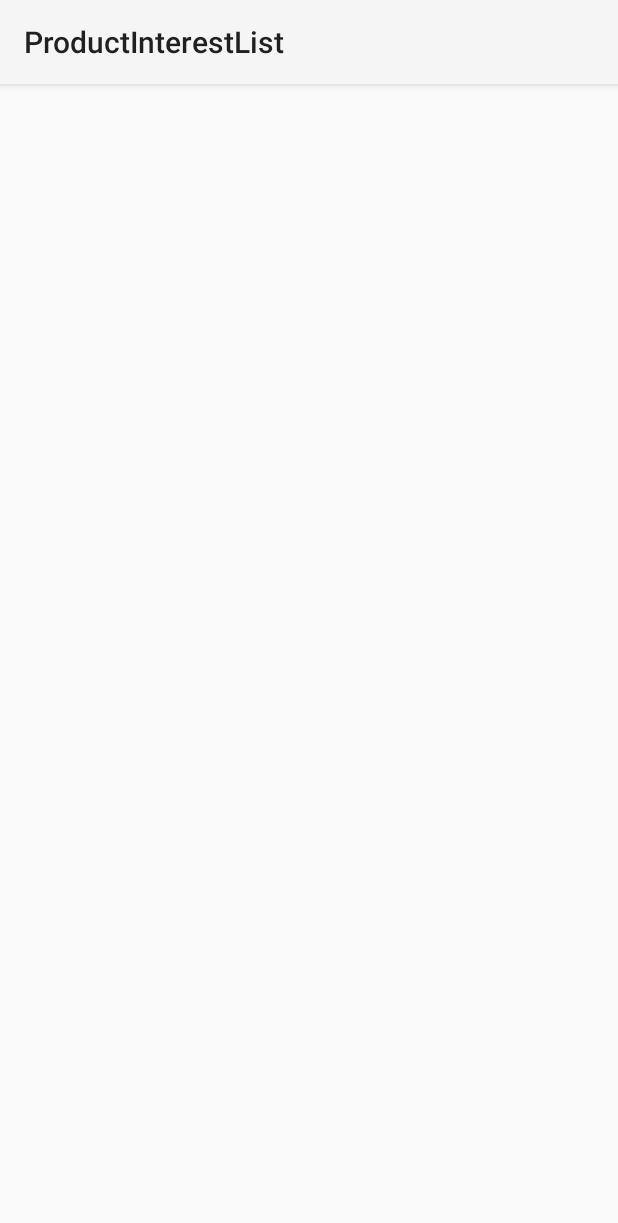
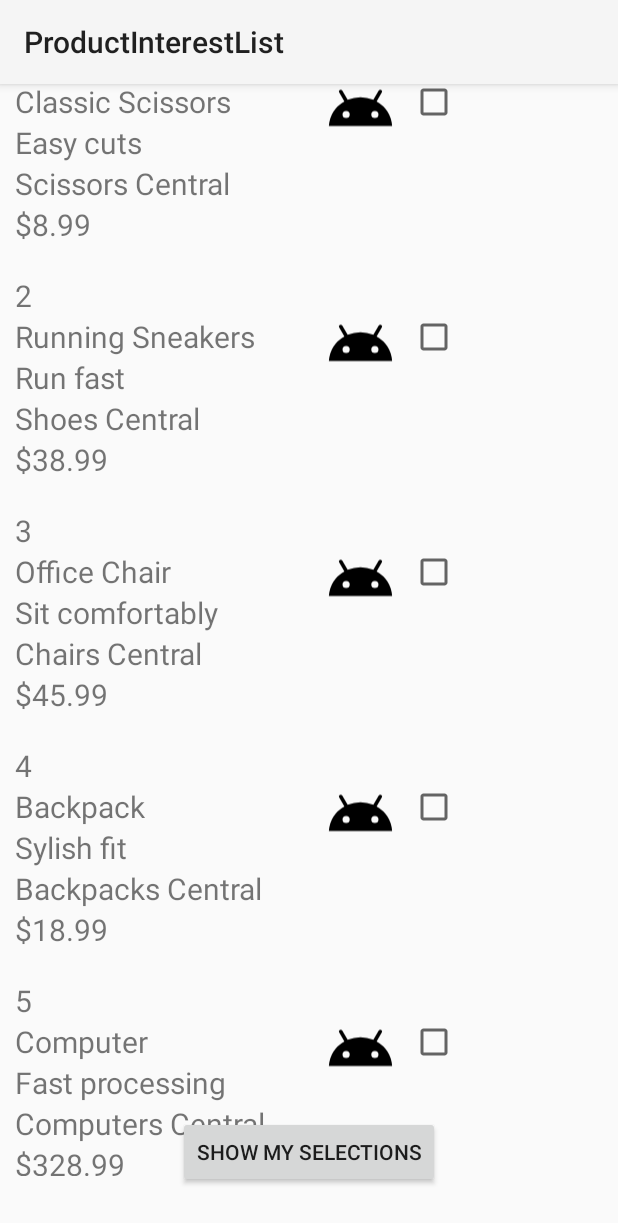
Before and after one commit to Thenthprime/ProductInterestList, an Android app built with Jetpack Compose: the screen it shows after launch (MainActivity), on a phone screen of 412 x 824 dp. Shown: the top 1223 px of the screen. Run offline under Robolectric (Android 15) with nearby library versions, the phone set to English and light mode, and no system bars.

Commit message:
working recycler list with prepopulated db

```diff
--- a/app/src/main/java/edu/psu/swen888/productinterestlist/DataBaseHelper.java
+++ b/app/src/main/java/edu/psu/swen888/productinterestlist/DataBaseHelper.java
@@ -2,25 +2,29 @@ package edu.psu.swen888.productinterestlist;
 
 import android.content.ContentValues;
 import android.content.Context;
+import android.database.Cursor;
 import android.database.sqlite.SQLiteDatabase;
 import android.database.sqlite.SQLiteOpenHelper;
 
 import androidx.annotation.Nullable;
+
+import java.util.ArrayList;
 
 public class DataBaseHelper extends SQLiteOpenHelper {
     public static final String PRODUCT_TABLE = "PRODUCT_TABLE";
     public static final String COLUMN_PRODUCT_NAME = "PRODUCT_NAME";
     public static final String COLUMN_PRODUCT_DESCRIPTION = "PRODUCT_DESCRIPTION";
     public static final String COLUMN_SELLER = "SELLER";
-    public static final String COLUMN_PRICE= "PRICE";
+    public static final String COLUMN_PRICE = "PRICE";
     public static final String COLUMN_ID = "ID";
+
     public DataBaseHelper(@Nullable Context context) {
         super(context, "product db", null, 1);
     }
 
     @Override
     public void onCreate(SQLiteDatabase db) {
-        String createTableStatement = "CREATE TABLE " + PRODUCT_TABLE + " (" + COLUMN_ID + " INTEGER PRIMARY KEY AUTOINCREMENT, " + COLUMN_PRODUCT_NAME + " TEXT, " + COLUMN_PRODUCT_DESCRIPTION + " TEXT, " + COLUMN_SELLER + " TEXT," + COLUMN_PRICE + " INT)";
+        String createTableStatement = "CREATE TABLE " + PRODUCT_TABLE + " (" + COLUMN_ID + " INTEGER PRIMARY KEY AUTOINCREMENT, " + COLUMN_PRODUCT_NAME + " TEXT, " + COLUMN_PRODUCT_DESCRIPTION + " TEXT, " + COLUMN_SELLER + " TEXT," + COLUMN_PRICE + " TEXT)";
         db.execSQL(createTableStatement);
     }
 
@@ -31,7 +35,7 @@ public class DataBaseHelper extends SQLiteOpenHelper {
 
     //i actually don't think this practice activity requires the addOne method the database is prepopulated
     //TODO: figure out how to prepopulate the database
-    public boolean addOne(ProductModel productModel){
+    public boolean addOne(ProductModel productModel) {
         SQLiteDatabase db = this.getWritableDatabase();
         ContentValues cv = new ContentValues();
         cv.put(COLUMN_PRODUCT_NAME, productModel.getName());
@@ -39,12 +43,44 @@ public class DataBaseHelper extends SQLiteOpenHelper {
         cv.put(COLUMN_SELLER, productModel.getSeller());
         cv.put(COLUMN_PRICE, productModel.getPrice());
 
-        long insert = db.insert(PRODUCT_TABLE, null , cv);
-        if(insert == -1){
+        long insert = db.insert(PRODUCT_TABLE, null, cv);
+        if (insert == -1) {
             return false;
-        }
-        else {
+        } else {
             return true;
         }
     }
+
+    public ArrayList<ProductModel> getAllProducts() {
+        ArrayList<ProductModel> returnList = new ArrayList();
+        //get data from database
+        String queryString = "SELECT * FROM " + PRODUCT_TABLE;
+
+        SQLiteDatabase db = this.getReadableDatabase();
+        Cursor cursor = db.rawQuery(queryString, null);
+
+        if (cursor.moveToFirst()) {
+            //loop through results and create a new customer object for each row
+            do {
+                int productID = cursor.getInt(0);
+                String productName = cursor.getString(1);
+                String productDescription = cursor.getString(2);
+                String productSeller = cursor.getString(3);
+                String productPrice = cursor.getString(4);
+
+                ProductModel newProduct = new ProductModel(productID, productName, productDescription, productSeller, productPrice, 0);
+                returnList.add(newProduct);
+            }
+            while (cursor.moveToNext());
+
+        }
+        else {
+            //failure do nothing
+            ProductModel fakeProductModel = new ProductModel(1, "FakeProduct", "FakeDescription", "FakeSeller", "$10.99", 0);
+            returnList.add(fakeProductModel);
+        }
+        cursor.close();
+        db.close();
+        return returnList;
+    }
 }
--- a/app/src/main/java/edu/psu/swen888/productinterestlist/MainActivity.java
+++ b/app/src/main/java/edu/psu/swen888/productinterestlist/MainActivity.java
@@ -9,6 +9,7 @@ import android.net.Uri;
 import android.os.Bundle;
 import android.provider.ContactsContract;
 import android.Manifest;
+import android.widget.CheckBox;
 
 import androidx.appcompat.app.AppCompatActivity;
 import androidx.core.app.ActivityCompat;
@@ -19,9 +20,9 @@ import androidx.recyclerview.widget.RecyclerView;
 import java.util.ArrayList;
 
 public class MainActivity extends AppCompatActivity {
-    private ArrayList<ProductModel> allProducts = new ArrayList<>();
     private RecyclerView recyclerView;
-    private ArrayList<ProductModel> mySelectedProducts;
+    private static CheckBox checkBox;
+    public static ArrayList<ProductModel> mySelectedProducts;
 
 
 
@@ -29,34 +30,41 @@ public class MainActivity extends AppCompatActivity {
     protected void onCreate(Bundle savedInstanceState){
         super.onCreate(savedInstanceState);
         setContentView(R.layout.activity_main);
+        recyclerView=findViewById(R.id.products_list);
         //check permissions
         //fetch all products
         fetchAllProducts();
-        //display allProducts through RecyclerAdapter
+        //fetch selected products
+        fetchMySelectedProducts();
+        //send mySelectedProducts to second activity with explicit intent
+    }
+
+    private void fetchAllProducts(){
+        //populate allProducts with products in the SQLite database
+        ProductModel product1 = new ProductModel(1, "Classic Scissors", "Easy cuts", "Scissors Central", "$8.99", 1);
+        ProductModel product2 = new ProductModel(2, "Running Sneakers", "Run fast", "Shoes Central", "$38.99", 2);
+        ProductModel product3 = new ProductModel(3, "Office Chair", "Sit comfortably", "Chairs Central", "$45.99", 3);
+        ProductModel product4 = new ProductModel(4, "Backpack", "Sylish fit", "Backpacks Central", "$18.99", 4);
+        ProductModel product5 = new ProductModel(5, "Computer", "Fast processing", "Computers Central", "$328.99", 5);
+        DataBaseHelper dataBaseHelper = new DataBaseHelper(MainActivity.this);
+        dataBaseHelper.addOne(product1);
+        dataBaseHelper.addOne(product2);
+        dataBaseHelper.addOne(product3);
+        dataBaseHelper.addOne(product4);
+        dataBaseHelper.addOne(product5);
+        ArrayList<ProductModel> allProducts = dataBaseHelper.getAllProducts();
         RecyclerAdapter adapter = new RecyclerAdapter(allProducts);
         RecyclerView.LayoutManager layoutManager = new LinearLayoutManager(getApplicationContext());
         recyclerView.setLayoutManager(layoutManager);
         recyclerView.setItemAnimator(new DefaultItemAnimator());
         recyclerView.setAdapter(adapter);
         recyclerView = findViewById(R.id.products_list);
-        //fetch selected products
-        fetchMySelectedProducts();
-        //send mySelectedProducts to second activity with explicit intent
     }
 
-    private void fetchAllProducts(){
+    public ArrayList<ProductModel> fetchMySelectedProducts(){
+            //if true (checked), add to mySelectedProducts ArrayList
+        return mySelectedProducts;
 
-        //populate allProducts with products in the SQLite database
-        DataBaseHelper dataBaseHelper = new DataBaseHelper(MainActivity.this);
-
-        //create content resolver
-        //iterate with cursor
-        //update adapter
-
-    }
-
-    private void fetchMySelectedProducts(){
-            //if true (checked), add to mySelectedProducts ArrayList
     }
 
 
--- a/app/src/main/java/edu/psu/swen888/productinterestlist/RecyclerAdapter.java
+++ b/app/src/main/java/edu/psu/swen888/productinterestlist/RecyclerAdapter.java
@@ -25,6 +25,7 @@ public class RecyclerAdapter extends RecyclerView.Adapter<RecyclerAdapter.MyView
         private TextView productSeller;
         private TextView productPrice;
         private ImageView productImage;
+
         public MyViewHolder(final View view){
             super(view);
             productID = view.findViewById(R.id.textview_product_id);
@@ -44,13 +45,13 @@ public class RecyclerAdapter extends RecyclerView.Adapter<RecyclerAdapter.MyView
 
     @Override
     public void onBindViewHolder(@NonNull RecyclerAdapter.MyViewHolder holder, int position) {
-        holder.productID.setText(productsList.get(position).getId());
+        String productId = Integer.toString(productsList.get(position).getId());
+        holder.productID.setText(productId);
         holder.productName.setText(productsList.get(position).getName());
         holder.productDescription.setText(productsList.get(position).getDescription());
         holder.productSeller.setText(productsList.get(position).getSeller());
         holder.productPrice.setText(productsList.get(position).getPrice());
-        holder.productImage.setImageResource(productsList.get(position).getImage());
-
+        //holder.productImage.setImageResource(productsList.get(position).getImage());
     }
 
     @Override
--- /dev/null
+++ b/app/src/main/res/drawable/ic_android_black_24dp.xml
@@ -0,0 +1,5 @@
+<vector xmlns:android="http://schemas.android.com/apk/res/android" android:height="24dp" android:tint="#000000" android:viewportHeight="24" android:viewportWidth="24" android:width="24dp">
+
+    <path android:fillColor="#FF000000" android:pathData="M17.6,11.48 L19.44,8.3a0.63,0.63 0,0 0,-1.09 -0.63l-1.88,3.24a11.43,11.43 0,0 0,-8.94 0L5.65,7.67a0.63,0.63 0,0 0,-1.09 0.63L6.4,11.48A10.81,10.81 0,0 0,1 20L23,20A10.81,10.81 0,0 0,17.6 11.48ZM7,17.25A1.25,1.25 0,1 1,8.25 16,1.25 1.25,0 0,1 7,17.25ZM17,17.25A1.25,1.25 0,1 1,18.25 16,1.25 1.25,0 0,1 17,17.25Z"/>
+
+</vector>
--- a/app/src/main/res/layout/activity_main.xml
+++ b/app/src/main/res/layout/activity_main.xml
@@ -1,12 +1,26 @@
 <?xml version="1.0" encoding="utf-8"?>
 <androidx.constraintlayout.widget.ConstraintLayout xmlns:android="http://schemas.android.com/apk/res/android"
+    xmlns:app="http://schemas.android.com/apk/res-auto"
     xmlns:tools="http://schemas.android.com/tools"
     android:layout_width="match_parent"
     android:layout_height="match_parent"
     android:id="@+id/main"
     tools:context=".MainActivity">
+
     <androidx.recyclerview.widget.RecyclerView
         android:id="@+id/products_list"
         android:layout_width="match_parent"
-        android:layout_height="match_parent"/>
+        android:layout_height="wrap_content"
+        app:layout_constraintBottom_toTopOf="@+id/button"
+        app:layout_constraintTop_toTopOf="parent"></androidx.recyclerview.widget.RecyclerView>
+
+    <Button
+        android:id="@+id/button"
+        android:layout_width="wrap_content"
+        android:layout_height="wrap_content"
+        android:layout_marginBottom="32dp"
+        android:text="Show My Selections"
+        app:layout_constraintBottom_toBottomOf="parent"
+        app:layout_constraintEnd_toEndOf="parent"
+        app:layout_constraintStart_toStartOf="parent" />
 </androidx.constraintlayout.widget.ConstraintLayout>
--- a/app/src/main/res/layout/product_item.xml
+++ b/app/src/main/res/layout/product_item.xml
@@ -6,50 +6,68 @@
     android:layout_height="wrap_content"
     android:padding="10dp">
 
-    <ImageView
-        android:id="@+id/product_image"
-        android:layout_width="wrap_content"
+
+    <LinearLayout
+        android:layout_width="197dp"
         android:layout_height="wrap_content"
-        android:layout_margin="10dp" />
+        android:orientation="vertical">
+
+        <LinearLayout
+            android:layout_width="197dp"
+            android:layout_height="match_parent"
+            android:orientation="vertical">
 
 
-    <LinearLayout
-        android:layout_width="match_parent"
-        android:layout_height="wrap_content"
-        android:orientation = "vertical">
             <TextView
                 android:id="@+id/textview_product_id"
                 android:layout_width="wrap_content"
                 android:layout_height="wrap_content"
-            android:text = "ID:"
-            android:textSize="20sp"/>
+                android:text="ID:"
+                android:textSize="20sp" />
 
             <TextView
                 android:id="@+id/textview_product_name"
                 android:layout_width="wrap_content"
                 android:layout_height="wrap_content"
-            android:text = "Name:"
-            android:textSize="20sp"/>
+                android:text="Name:"
+                android:textSize="20sp" />
 
             <TextView
                 android:id="@+id/textview_product_description"
                 android:layout_width="wrap_content"
                 android:layout_height="wrap_content"
-            android:text = "Description: "
-            android:textSize="20sp"/>
+                android:text="Description: "
+                android:textSize="20sp" />
 
             <TextView
                 android:id="@+id/textview_product_seller"
                 android:layout_width="wrap_content"
                 android:layout_height="wrap_content"
-            android:text = "Seller: "
-            android:textSize="20sp"/>
+                android:text="Seller: "
+                android:textSize="20sp" />
+
             <TextView
                 android:id="@+id/textview_product_price"
                 android:layout_width="wrap_content"
                 android:layout_height="wrap_content"
-            android:text = "Price: "
-            android:textSize="20sp"/>
+                android:text="Price: "
+                android:textSize="20sp" />
+
 
         </LinearLayout>
+
     </LinearLayout>
+
+    <ImageView
+        android:id="@+id/product_image"
+        android:layout_width="46dp"
+        android:layout_height="64dp"
+        android:layout_margin="10dp"
+        app:srcCompat="@drawable/ic_android_black_24dp" />
+
+    <CheckBox
+        android:id="@+id/checkBox"
+        android:layout_width="71dp"
+        android:layout_height="83dp"
+        android:layout_weight="1" />
+</LinearLayout>
```
Also changed, not shown: app/src/main/product_id1-playstore.png (added). Lines whose indentation alone changed are shown as unchanged.
